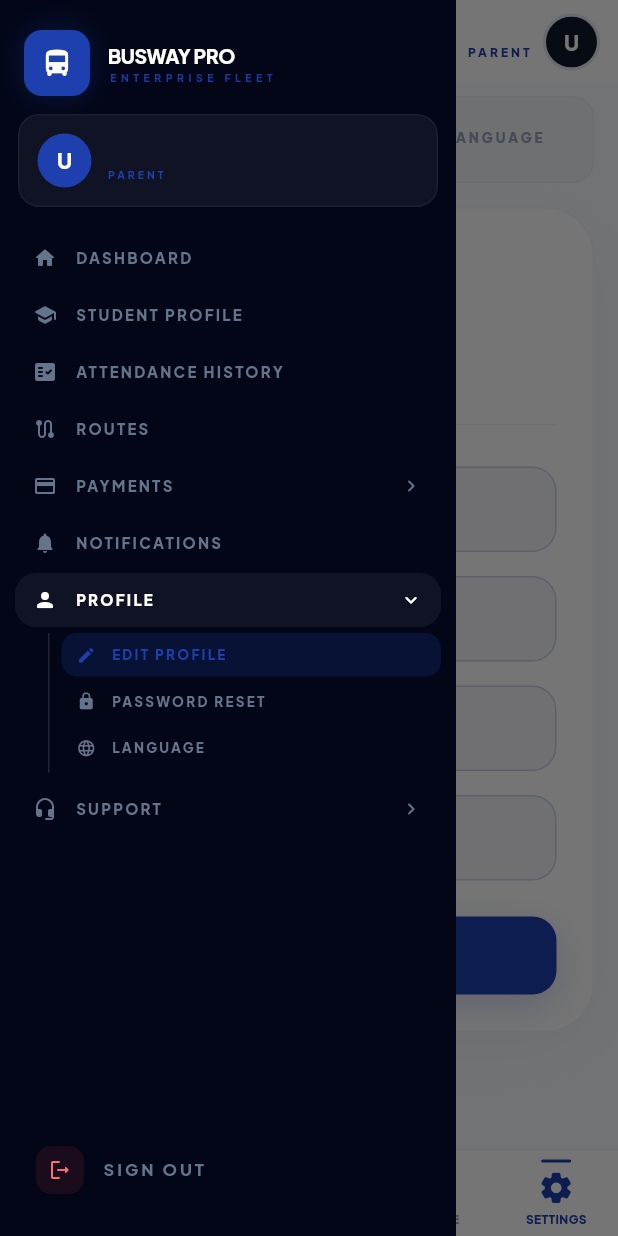
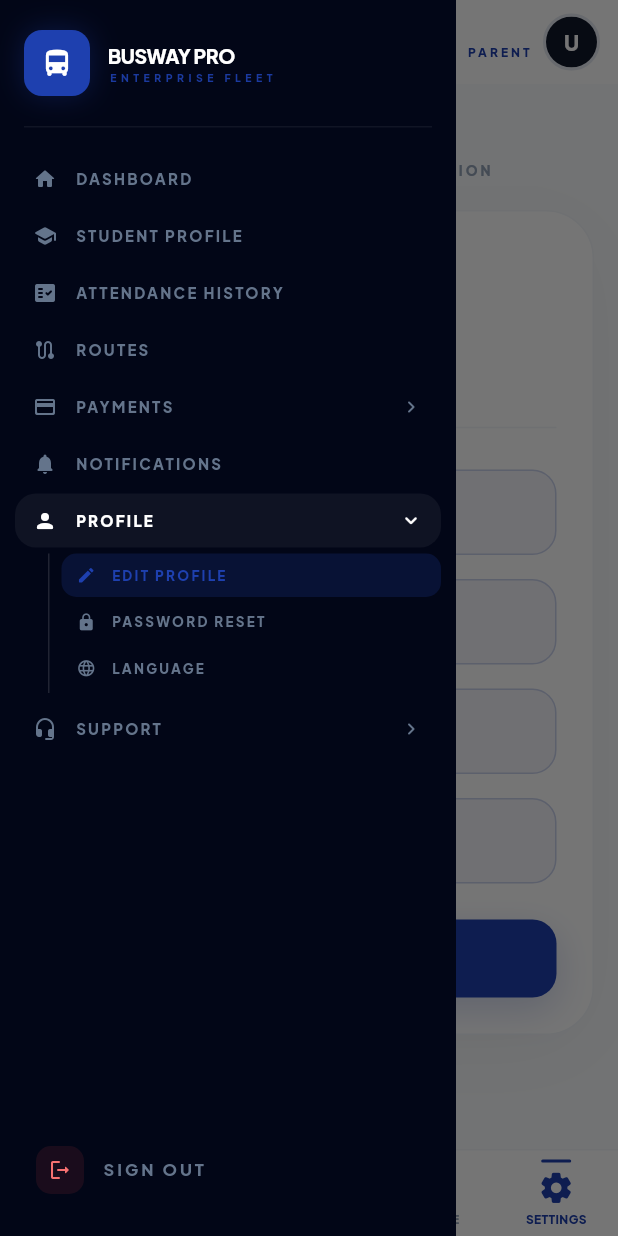
Before and after one commit to priya4042/school-bus-flutter-app, a Flutter app: the screen it shows once a user with an empty profile is signed in, item 5 of the bottom bar chosen, with the side drawer open, on a phone screen of 412 x 824 dp. Run offline on Flutter 3.47's test engine with Material 3 defaults, Android fonts, the phone set to English and light mode, and no system bars; our stand-ins replace fl_chart, flutter_map, image_picker, latlong2, pdf, printing and 3 more; accounts and stored records are empty; project files that could hold a hidden picture were left out.

Commit message:
Clean sidebar + single-tab pages for submenu navigation
Sidebar:
- Removed user name + role card from sidebar (kept clean nav only)
- Added subtle divider line under header instead
- Topbar still shows the avatar + name + role (unchanged)

ParentSettingsScreen:
- Added singleTab parameter (default false)
- When singleTab=true:
  - Tab bar is hidden
  - Only the selected tab content is shown
  - Page title appears at top showing the submenu name:
    * 'EDIT PROFILE' for parent_settings
    * 'PASSWORD RESET' for parent_settings_password
    * 'LANGUAGE' for parent_settings_lang
  - TabBarView is non-scrollable to prevent swiping between tabs

SupportScreen:
- Added singleTab parameter (default false)
- When singleTab=true:
  - Tab bar is hidden
  - Only the selected tab content is shown
  - Page title appears at top:
    * 'SUBMIT TICKET' for support
    * 'FAQ' for support_faq

AppShell:
- All submenu routes now pass singleTab: true
- parent_settings → Profile tab only (no tabs visible)
- parent_settings_password → Password Reset only
- parent_settings_lang → Language only
- support → Submit Ticket only
- support_faq → FAQ only

Co-Authored-By: Claude Opus 4.6 (1M context) <noreply@anthropic.com>

```diff
--- a/lib/features/parent/settings/parent_settings_screen.dart
+++ b/lib/features/parent/settings/parent_settings_screen.dart
@@ -9,7 +9,9 @@ import '../../../utils/formatters.dart';
 
 class ParentSettingsScreen extends StatefulWidget {
   final int initialTab;
-  const ParentSettingsScreen({super.key, this.initialTab = 0});
+  /// When true, only the selected tab's content is shown (no tab bar)
+  final bool singleTab;
+  const ParentSettingsScreen({super.key, this.initialTab = 0, this.singleTab = false});
   @override
   State<ParentSettingsScreen> createState() => _ParentSettingsScreenState();
 }
@@ -142,8 +144,8 @@ class _ParentSettingsScreenState extends State<ParentSettingsScreen> with Single
     final auth = context.watch<AppAuthProvider>();
 
     return Column(children: [
-      // Tab bar
-      Container(
+      // Tab bar — hidden in singleTab mode (when accessed from sidebar submenu)
+      if (!widget.singleTab) Container(
         margin: const EdgeInsets.fromLTRB(16, 8, 16, 0),
         padding: const EdgeInsets.all(4),
         decoration: BoxDecoration(color: AppColors.slate100, borderRadius: BorderRadius.circular(14),
@@ -161,7 +163,39 @@ class _ParentSettingsScreenState extends State<ParentSettingsScreen> with Single
           tabs: const [Tab(text: 'PROFILE'), Tab(text: 'SECURITY'), Tab(text: 'LANGUAGE')],
         ),
       ),
-      Expanded(child: TabBarView(controller: _tabCtrl, children: [
+      // Page title (only shown in singleTab mode)
+      if (widget.singleTab) Padding(
+        padding: const EdgeInsets.fromLTRB(20, 16, 20, 4),
+        child: Column(crossAxisAlignment: CrossAxisAlignment.start, children: [
+          Text(
+            widget.initialTab == 0 ? 'EDIT PROFILE' :
+            widget.initialTab == 1 ? 'PASSWORD RESET' : 'LANGUAGE',
+            style: const TextStyle(
+              fontFamily: 'PlusJakartaSans',
+              fontSize: 22,
+              fontWeight: FontWeight.w900,
+              letterSpacing: -0.5,
+              color: AppColors.slate800,
+            ),
+          ),
+          const SizedBox(height: 4),
+          Text(
+            widget.initialTab == 0 ? 'UPDATE YOUR PERSONAL INFORMATION' :
+            widget.initialTab == 1 ? 'CHANGE YOUR ACCOUNT PASSWORD' : 'SELECT YOUR PREFERRED LANGUAGE',
+            style: const TextStyle(
+              fontFamily: 'PlusJakartaSans',
+              fontSize: 9,
+              fontWeight: FontWeight.w900,
+              letterSpacing: 2,
+              color: AppColors.slate400,
+            ),
+          ),
+        ]),
+      ),
+      Expanded(child: TabBarView(
+        controller: _tabCtrl,
+        physics: widget.singleTab ? const NeverScrollableScrollPhysics() : null,
+        children: [
         // ===== PROFILE TAB =====
         SingleChildScrollView(padding: const EdgeInsets.all(16), child: Container(
           padding: const EdgeInsets.all(24),
--- a/lib/features/shared/widgets/app_drawer.dart
+++ b/lib/features/shared/widgets/app_drawer.dart
@@ -76,34 +76,12 @@ class _AppDrawerState extends State<AppDrawer> {
             ]),
           ),
 
-          // ===== USER CARD =====
+          const SizedBox(height: 8),
+          // Subtle divider under header
           Container(
-            margin: const EdgeInsets.symmetric(horizontal: 12),
-            padding: const EdgeInsets.all(12),
-            decoration: BoxDecoration(
-              color: Colors.white.withOpacity(0.05),
-              borderRadius: BorderRadius.circular(14),
-              border: Border.all(color: Colors.white.withOpacity(0.05)),
-            ),
-            child: Row(children: [
-              CircleAvatar(
-                radius: 18, backgroundColor: AppColors.primary,
-                child: Text(widget.user.fullName.isNotEmpty ? widget.user.fullName[0].toUpperCase() : 'U',
-                  style: const TextStyle(fontFamily: 'PlusJakartaSans', color: Colors.white,
-                    fontWeight: FontWeight.w900, fontSize: 14)),
-              ),
-              const SizedBox(width: 10),
-              Expanded(child: Column(crossAxisAlignment: CrossAxisAlignment.start, children: [
-                Text(widget.user.fullName,
-                    style: const TextStyle(fontFamily: 'PlusJakartaSans', color: Colors.white,
-                      fontSize: 12, fontWeight: FontWeight.w700),
-                    maxLines: 1, overflow: TextOverflow.ellipsis),
-                const SizedBox(height: 2),
-                Text(widget.user.isSuperAdmin ? 'SUPER ADMIN' : widget.user.isAdmin ? 'ADMIN' : 'PARENT',
-                    style: const TextStyle(fontFamily: 'PlusJakartaSans', fontSize: 7,
-                      fontWeight: FontWeight.w900, letterSpacing: 2, color: AppColors.primary)),
-              ])),
-            ]),
+            margin: const EdgeInsets.symmetric(horizontal: 16),
+            height: 1,
+            color: Colors.white.withOpacity(0.06),
           ),
           const SizedBox(height: 12),
 
--- a/lib/features/shared/widgets/app_shell.dart
+++ b/lib/features/shared/widgets/app_shell.dart
@@ -316,15 +316,15 @@ class _AppShellState extends State<AppShell> {
         case 'bus_camera': return const BusCameraScreen();
         case 'parent_notifications': return const ParentNotificationsScreen();
         case 'support':
-          return const SupportScreen(initialTab: 0);
+          return const SupportScreen(initialTab: 0, singleTab: true);
         case 'support_faq':
-          return const SupportScreen(initialTab: 1);
+          return const SupportScreen(initialTab: 1, singleTab: true);
         case 'parent_settings':
-          return const ParentSettingsScreen(initialTab: 0);
+          return const ParentSettingsScreen(initialTab: 0, singleTab: true);
         case 'parent_settings_password':
-          return const ParentSettingsScreen(initialTab: 1);
+          return const ParentSettingsScreen(initialTab: 1, singleTab: true);
         case 'parent_settings_lang':
-          return const ParentSettingsScreen(initialTab: 2);
+          return const ParentSettingsScreen(initialTab: 2, singleTab: true);
         default: return const ParentDashboardScreen();
       }
     }
```
Also changed, not shown: lib/features/parent/support/support_screen.dart (+38 -3 lines).
